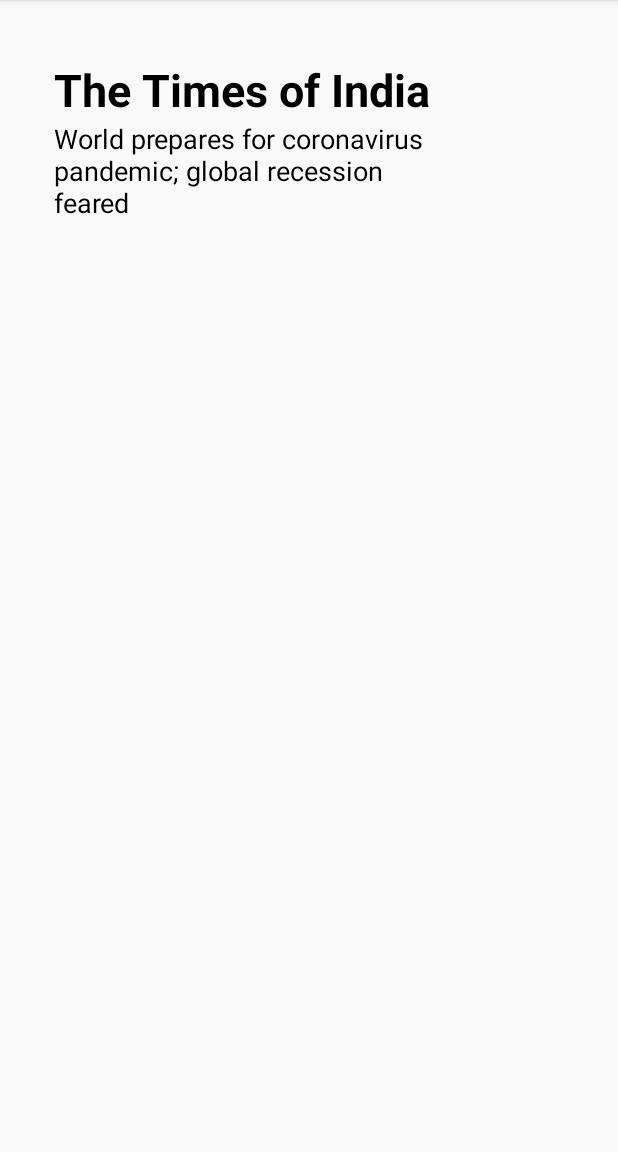
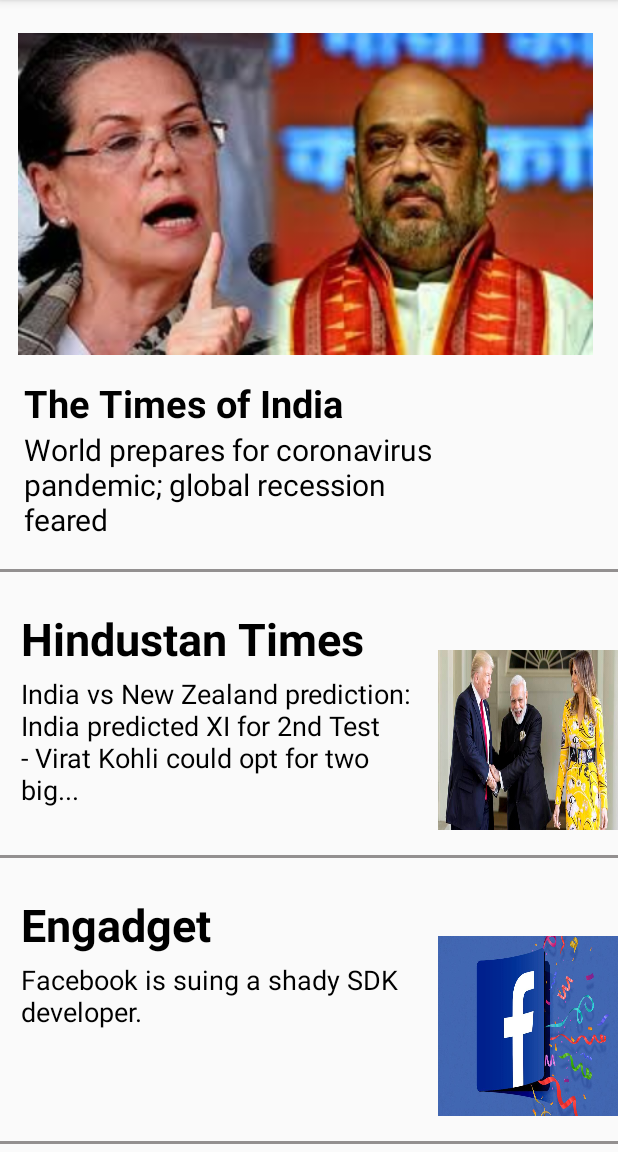
Before and after one commit to Tanvigg/TTNBootCamp_Assignments, an Android app: the screen it shows after launch (Question2Activity), on a phone screen of 412 x 824 dp, the part 84-1236 px from its top. Run offline under Robolectric (Android 15) with nearby library versions, the light colour scheme and no system bars; Roboto replaces fonts that are not available here.

Commit message:
final changes

```diff
--- a/RecycleViewAssess/app/src/main/java/com/example/recycleviewassess/Question2Activity.java
+++ b/RecycleViewAssess/app/src/main/java/com/example/recycleviewassess/Question2Activity.java
@@ -39,9 +39,10 @@
         {
             data.add(new MyModel("The Times of India", "World prepares for coronavirus pandemic; global recession feared", MyModel.ONE_TYPE, R.drawable.img1));
             //            data.add(new Model(Model.SMALL_BANNER_TYPE, R.drawable.image2, "Hindustan Times","India vs New Zealand prediction: India predicted XI for 2nd Test - Virat Kohli could opt for two big..."));
-            //            data.add(new Model(Model.SMALL_BANNER_TYPE, R.drawable.image3, "Engadget","Facebook is suing a shady SDK developer."));
             //            data.add(new Model(Model.BANNER_TYPE, R.drawable.image1, "The Times of India","World prepares for coronavirus pandemic; global recession feared"));
             data.add(new MyModel("Hindustan Times", "India vs New Zealand prediction: India predicted XI for 2nd Test - Virat Kohli could opt for two big...", MyModel.TWO_TYPE, R.drawable.img));
+            data.add(new MyModel("Engadget","Facebook is suing a shady SDK developer.", MyModel.TWO_TYPE, R.drawable.fb));
+
             //            data.add(new Model(Model.SMALL_BANNER_TYPE, R.drawable.image3, "Engadget","Facebook is suing a shady SDK developer."));
             //        }
             return data;
--- a/RecycleViewAssess/app/src/main/java/com/example/recycleviewassess/Question2Adapter.java
+++ b/RecycleViewAssess/app/src/main/java/com/example/recycleviewassess/Question2Adapter.java
@@ -8,22 +8,16 @@
 import androidx.annotation.NonNull;
 import androidx.recyclerview.widget.RecyclerView;
 
-import com.squareup.picasso.Picasso;
 
-import java.util.List;
-import java.util.zip.Inflater;
+import java.util.ArrayList;
 
-import javax.net.ssl.HostnameVerifier;
 
-import static com.example.recycleviewassess.MyModel.ONE_TYPE;
-import static com.example.recycleviewassess.MyModel.TWO_TYPE;
-
-public class Question2Adapter extends RecyclerView.Adapter<RecyclerView.ViewHolder> {
-    List<MyModel> myModels;
+public class Question2Adapter extends RecyclerView.Adapter {
+    public ArrayList<MyModel> myModels;
     Context context;
 
 
-    public Question2Adapter(Context context,List<MyModel> myModels) {
+    public Question2Adapter(Context context,ArrayList<MyModel> myModels) {
         this.myModels = myModels;
         this.context = context;
     }
@@ -50,10 +44,10 @@
     @Override
     public int getItemViewType(int position) {
         switch (myModels.get(position).type){
-            case 0:
-                return ONE_TYPE;
             case 1:
-                return TWO_TYPE;
+                return MyModel.ONE_TYPE;
+            case 2:
+                return MyModel.TWO_TYPE;
             default:
                 return -1;
         }
@@ -65,14 +59,19 @@
         MyModel model = myModels.get(position);
         if (model != null) {
             switch (model.type) {
-                case ONE_TYPE:
-                    ((Question2ViewHolder1) holder).heading.setText(model.heading);
-                    ((Question2ViewHolder1) holder).content.setText(model.content);
-                    Picasso.get().load(R.drawable.img1).into(((Question2ViewHolder1) holder).image);
-                case TWO_TYPE:
+                case MyModel.ONE_TYPE:
+
+                    ((Question2ViewHolder1) holder).image1.setImageResource(model.getImage());
+                    ((Question2ViewHolder1) holder).heading1.setText(model.heading);
+                    ((Question2ViewHolder1) holder).content1.setText(model.content);
+
+                    break;
+                case MyModel.TWO_TYPE:
+
+                    ((Question2ViewHolder2) holder).image.setImageResource(model.getImage());
                     ((Question2ViewHolder2) holder).heading.setText(model.heading);
                     ((Question2ViewHolder2) holder).content.setText(model.content);
-                    Picasso.get().load(R.drawable.img).into(((Question2ViewHolder2) holder).image);
+
             }
 
         }
--- a/RecycleViewAssess/app/src/main/java/com/example/recycleviewassess/Question2ViewHolder1.java
+++ b/RecycleViewAssess/app/src/main/java/com/example/recycleviewassess/Question2ViewHolder1.java
@@ -9,16 +9,16 @@
 import androidx.recyclerview.widget.RecyclerView;
 
 public class Question2ViewHolder1 extends RecyclerView.ViewHolder {
-     ImageView image;
-     TextView heading;
-     TextView content;
+     ImageView image1;
+     TextView heading1;
+     TextView content1;
 
 
     public Question2ViewHolder1(@NonNull View itemView) {
         super(itemView);
-        image = itemView.findViewById(R.id.image);
-        heading = itemView.findViewById(R.id.heading);
-        content = itemView.findViewById(R.id.content);
+        image1 = itemView.findViewById(R.id.image1);
+        heading1 = itemView.findViewById(R.id.heading1);
+        content1 = itemView.findViewById(R.id.content1);
 
     }
 }
--- a/RecycleViewAssess/app/src/main/res/layout/row_layout1.xml
+++ b/RecycleViewAssess/app/src/main/res/layout/row_layout1.xml
@@ -3,11 +3,11 @@
     xmlns:app="http://schemas.android.com/apk/res-auto"
     xmlns:tools="http://schemas.android.com/tools"
     android:layout_width="match_parent"
-    android:layout_height="match_parent">
+    android:layout_height="wrap_content">
 
 
     <ImageView
-        android:id="@+id/image"
+        android:id="@+id/image1"
         android:layout_width="383dp"
         android:layout_height="220dp"
         android:layout_marginTop="4dp"
@@ -18,7 +18,7 @@
         />
 
     <TextView
-        android:id="@+id/heading"
+        android:id="@+id/heading1"
         android:layout_width="wrap_content"
         android:layout_height="wrap_content"
         android:layout_marginStart="16dp"
@@ -28,17 +28,25 @@
         android:textSize="25sp"
         android:textStyle="bold"
         app:layout_constraintStart_toStartOf="parent"
-        app:layout_constraintTop_toBottomOf="@+id/image" />
+        app:layout_constraintTop_toBottomOf="@+id/image1" />
 
     <TextView
-        android:id="@+id/content"
+        android:id="@+id/content1"
         android:layout_width="296dp"
         android:layout_height="93dp"
         android:layout_marginStart="16dp"
         android:textColor="#000"
         android:textSize="20sp"
         app:layout_constraintStart_toStartOf="parent"
-        app:layout_constraintTop_toBottomOf="@+id/heading" />
+        app:layout_constraintTop_toBottomOf="@+id/heading1" />
+
+    <View
+        android:layout_width="match_parent"
+        android:layout_height="2dp"
+        android:background="#939090"
+        app:layout_constraintTop_toBottomOf="@id/content1"/>
+
+
 
 
 </androidx.constraintlayout.widget.ConstraintLayout>
--- a/RecycleViewAssess/app/src/main/res/layout/row_layout2.xml
+++ b/RecycleViewAssess/app/src/main/res/layout/row_layout2.xml
@@ -3,13 +3,13 @@
     xmlns:app="http://schemas.android.com/apk/res-auto"
     xmlns:tools="http://schemas.android.com/tools"
     android:layout_width="match_parent"
-    android:layout_height="match_parent">
+    android:layout_height="wrap_content">
 
     <TextView
         android:id="@+id/heading"
         android:layout_width="wrap_content"
         android:layout_height="wrap_content"
-        android:layout_marginStart="36dp"
+        android:layout_marginStart="14dp"
         android:layout_marginTop="24dp"
         android:fontFamily="@font/gentium_book_basic"
         android:textColor="#000"
@@ -20,28 +20,36 @@
 
     <ImageView
         android:id="@+id/image"
-        android:layout_width="100dp"
-        android:layout_height="100dp"
-        android:layout_marginStart="176dp"
-        android:layout_marginTop="68dp"
+        android:layout_width="120dp"
+        android:layout_height="120dp"
+        android:layout_marginStart="120dp"
+        android:layout_marginTop="52dp"
         android:scaleType="fitXY"
         app:layout_constraintCircleRadius="10dp"
         app:layout_constraintEnd_toEndOf="parent"
         app:layout_constraintHorizontal_bias="1.0"
         app:layout_constraintStart_toEndOf="@+id/heading"
-        app:layout_constraintTop_toTopOf="parent"
-        />
+        app:layout_constraintTop_toTopOf="parent" />
 
     <TextView
         android:id="@+id/content"
         android:layout_width="264dp"
         android:layout_height="120dp"
+        android:layout_marginTop="4dp"
+        android:layout_marginStart="14dp"
         android:fontFamily="@font/gentium_book_basic"
         android:textColor="#000"
         android:textSize="18sp"
         app:layout_constraintEnd_toEndOf="parent"
-        app:layout_constraintHorizontal_bias="0.244"
+        app:layout_constraintHorizontal_bias="0.0"
         app:layout_constraintStart_toStartOf="parent"
         app:layout_constraintTop_toBottomOf="@+id/heading" />
 
+    <View
+        android:layout_width="match_parent"
+        android:layout_height="2dp"
+        android:background="#939090"
+        app:layout_constraintTop_toBottomOf="@id/content"/>
+
+
 </androidx.constraintlayout.widget.ConstraintLayout>
```
Also changed, not shown: RecycleViewAssess/app/src/main/res/drawable/fb.png (added).
